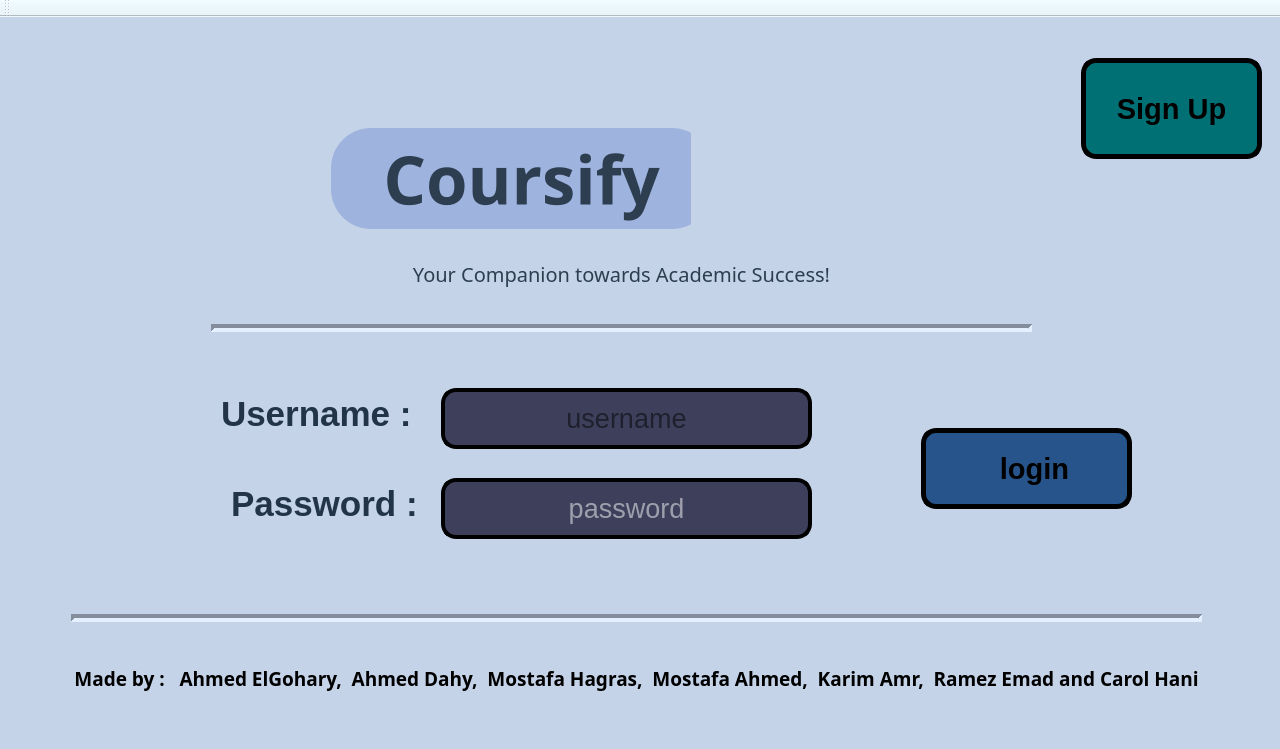
This is Coursify.ui in Ahmed-ElGoharyy/Coursifyy as Qt 5 draws it before an edit. The edited form follows.
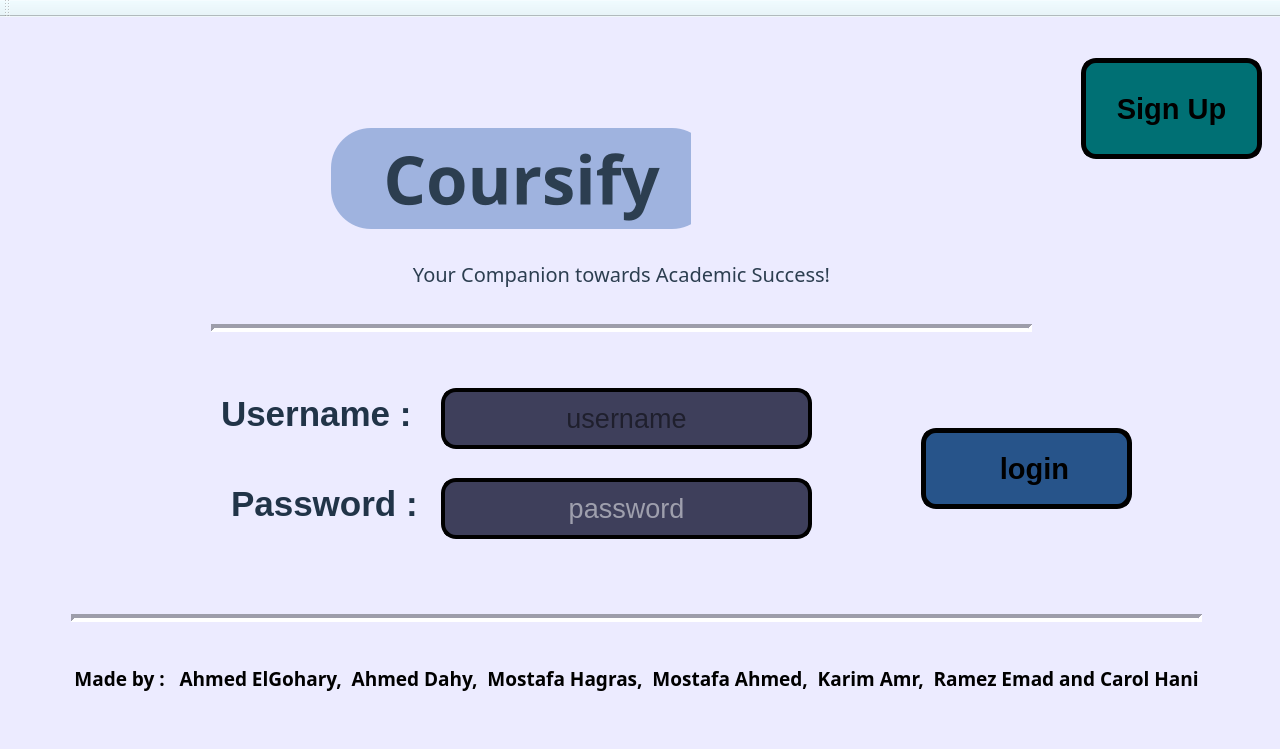
This is the edited form. The open tabs and pages were chosen to show the change. Icons and pictures are not drawn.

Patch:
```diff
--- a/Coursify.ui
+++ b/Coursify.ui
@@ -490,7 +490,7 @@
     </size>
    </property>
    <property name="styleSheet">
-    <string notr="true">background-color: rgb(197, 211, 232);</string>
+    <string notr="true">background-color:#ECEBFF;</string>
    </property>
    <layout class="QGridLayout" name="gridLayout">
     <item row="0" column="0">
@@ -1061,9 +1061,9 @@
            <colorrole role="Button">
             <brush brushstyle="SolidPattern">
              <color alpha="255">
-              <red>197</red>
-              <green>211</green>
-              <blue>232</blue>
+              <red>236</red>
+              <green>235</green>
+              <blue>255</blue>
              </color>
             </brush>
            </colorrole>
@@ -1133,18 +1133,18 @@
            <colorrole role="Base">
             <brush brushstyle="SolidPattern">
              <color alpha="255">
-              <red>197</red>
-              <green>211</green>
-              <blue>232</blue>
+              <red>236</red>
+              <green>235</green>
+              <blue>255</blue>
              </color>
             </brush>
            </colorrole>
            <colorrole role="Window">
             <brush brushstyle="SolidPattern">
              <color alpha="255">
-              <red>197</red>
-              <green>211</green>
-              <blue>232</blue>
+              <red>236</red>
+              <green>235</green>
+              <blue>255</blue>
              </color>
             </brush>
            </colorrole>
@@ -1216,9 +1216,9 @@
            <colorrole role="Button">
             <brush brushstyle="SolidPattern">
              <color alpha="255">
-              <red>197</red>
-              <green>211</green>
-              <blue>232</blue>
+              <red>236</red>
+              <green>235</green>
+              <blue>255</blue>
              </color>
             </brush>
            </colorrole>
@@ -1288,18 +1288,18 @@
            <colorrole role="Base">
             <brush brushstyle="SolidPattern">
              <color alpha="255">
-              <red>197</red>
-              <green>211</green>
-              <blue>232</blue>
+              <red>236</red>
+              <green>235</green>
+              <blue>255</blue>
              </color>
             </brush>
            </colorrole>
            <colorrole role="Window">
             <brush brushstyle="SolidPattern">
              <color alpha="255">
-              <red>197</red>
-              <green>211</green>
-              <blue>232</blue>
+              <red>236</red>
+              <green>235</green>
+              <blue>255</blue>
              </color>
             </brush>
            </colorrole>
@@ -1371,9 +1371,9 @@
            <colorrole role="Button">
             <brush brushstyle="SolidPattern">
              <color alpha="255">
-              <red>197</red>
-              <green>211</green>
-              <blue>232</blue>
+              <red>236</red>
+              <green>235</green>
+              <blue>255</blue>
              </color>
             </brush>
            </colorrole>
@@ -1443,18 +1443,18 @@
            <colorrole role="Base">
             <brush brushstyle="SolidPattern">
              <color alpha="255">
-              <red>197</red>
-              <green>211</green>
-              <blue>232</blue>
+              <red>236</red>
+              <green>235</green>
+              <blue>255</blue>
              </color>
             </brush>
            </colorrole>
            <colorrole role="Window">
             <brush brushstyle="SolidPattern">
              <color alpha="255">
-              <red>197</red>
-              <green>211</green>
-              <blue>232</blue>
+              <red>236</red>
+              <green>235</green>
+              <blue>255</blue>
              </color>
             </brush>
            </colorrole>
@@ -2030,9 +2030,9 @@
            <colorrole role="Button">
             <brush brushstyle="SolidPattern">
              <color alpha="255">
-              <red>197</red>
-              <green>211</green>
-              <blue>232</blue>
+              <red>236</red>
+              <green>235</green>
+              <blue>255</blue>
              </color>
             </brush>
            </colorrole>
@@ -2102,18 +2102,18 @@
            <colorrole role="Base">
             <brush brushstyle="SolidPattern">
              <color alpha="255">
-              <red>197</red>
-              <green>211</green>
-              <blue>232</blue>
+              <red>236</red>
+              <green>235</green>
+              <blue>255</blue>
              </color>
             </brush>
            </colorrole>
            <colorrole role="Window">
             <brush brushstyle="SolidPattern">
              <color alpha="255">
-              <red>197</red>
-              <green>211</green>
-              <blue>232</blue>
+              <red>236</red>
+              <green>235</green>
+              <blue>255</blue>
              </color>
             </brush>
            </colorrole>
@@ -2185,9 +2185,9 @@
            <colorrole role="Button">
             <brush brushstyle="SolidPattern">
              <color alpha="255">
-              <red>197</red>
-              <green>211</green>
-              <blue>232</blue>
+              <red>236</red>
+              <green>235</green>
+              <blue>255</blue>
              </color>
             </brush>
            </colorrole>
@@ -2257,18 +2257,18 @@
            <colorrole role="Base">
             <brush brushstyle="SolidPattern">
              <color alpha="255">
-              <red>197</red>
-              <green>211</green>
-              <blue>232</blue>
+              <red>236</red>
+              <green>235</green>
+              <blue>255</blue>
              </color>
             </brush>
            </colorrole>
            <colorrole role="Window">
             <brush brushstyle="SolidPattern">
              <color alpha="255">
-              <red>197</red>
-              <green>211</green>
-              <blue>232</blue>
+              <red>236</red>
+              <green>235</green>
+              <blue>255</blue>
              </color>
             </brush>
            </colorrole>
@@ -2340,9 +2340,9 @@
            <colorrole role="Button">
             <brush brushstyle="SolidPattern">
              <color alpha="255">
-              <red>197</red>
-              <green>211</green>
-              <blue>232</blue>
+              <red>236</red>
+              <green>235</green>
+              <blue>255</blue>
              </color>
             </brush>
            </colorrole>
@@ -2412,18 +2412,18 @@
            <colorrole role="Base">
             <brush brushstyle="SolidPattern">
              <color alpha="255">
-              <red>197</red>
-              <green>211</green>
-              <blue>232</blue>
+              <red>236</red>
+              <green>235</green>
+              <blue>255</blue>
              </color>
             </brush>
            </colorrole>
            <colorrole role="Window">
             <brush brushstyle="SolidPattern">
              <color alpha="255">
-              <red>197</red>
-              <green>211</green>
-              <blue>232</blue>
+              <red>236</red>
+              <green>235</green>
+              <blue>255</blue>
              </color>
             </brush>
            </colorrole>
@@ -2554,9 +2554,9 @@
            <colorrole role="Button">
             <brush brushstyle="SolidPattern">
              <color alpha="255">
-              <red>197</red>
-              <green>211</green>
-              <blue>232</blue>
+              <red>236</red>
+              <green>235</green>
+              <blue>255</blue>
              </color>
             </brush>
            </colorrole>
@@ -2626,18 +2626,18 @@
            <colorrole role="Base">
             <brush brushstyle="SolidPattern">
              <color alpha="255">
-              <red>197</red>
-              <green>211</green>
-              <blue>232</blue>
+              <red>236</red>
+              <green>235</green>
+              <blue>255</blue>
              </color>
             </brush>
            </colorrole>
            <colorrole role="Window">
             <brush brushstyle="SolidPattern">
              <color alpha="255">
-              <red>197</red>
-              <green>211</green>
-              <blue>232</blue>
+              <red>236</red>
+              <green>235</green>
+              <blue>255</blue>
              </color>
             </brush>
            </colorrole>
@@ -2709,9 +2709,9 @@
            <colorrole role="Button">
             <brush brushstyle="SolidPattern">
              <color alpha="255">
-              <red>197</red>
-              <green>211</green>
-              <blue>232</blue>
+              <red>236</red>
+              <green>235</green>
+              <blue>255</blue>
              </color>
             </brush>
            </colorrole>
@@ -2781,18 +2781,18 @@
            <colorrole role="Base">
             <brush brushstyle="SolidPattern">
              <color alpha="255">
-              <red>197</red>
-              <green>211</green>
-              <blue>232</blue>
+              <red>236</red>
+              <green>235</green>
+              <blue>255</blue>
              </color>
             </brush>
            </colorrole>
            <colorrole role="Window">
             <brush brushstyle="SolidPattern">
              <color alpha="255">
-              <red>197</red>
-              <green>211</green>
-              <blue>232</blue>
+              <red>236</red>
+              <green>235</green>
+              <blue>255</blue>
              </color>
             </brush>
            </colorrole>
@@ -2864,9 +2864,9 @@
            <colorrole role="Button">
             <brush brushstyle="SolidPattern">
              <color alpha="255">
-              <red>197</red>
-              <green>211</green>
-              <blue>232</blue>
+              <red>236</red>
+              <green>235</green>
+              <blue>255</blue>
              </color>
             </brush>
            </colorrole>
@@ -2936,18 +2936,18 @@
            <colorrole role="Base">
             <brush brushstyle="SolidPattern">
              <color alpha="255">
-              <red>197</red>
-              <green>211</green>
-              <blue>232</blue>
+              <red>236</red>
+              <green>235</green>
+              <blue>255</blue>
              </color>
             </brush>
            </colorrole>
            <colorrole role="Window">
             <brush brushstyle="SolidPattern">
              <color alpha="255">
-              <red>197</red>
-              <green>211</green>
-              <blue>232</blue>
+              <red>236</red>
+              <green>235</green>
+              <blue>255</blue>
              </color>
             </brush>
            </colorrole>
```
Left out of the diff: 128 changed lines with no effect on the pictures.
